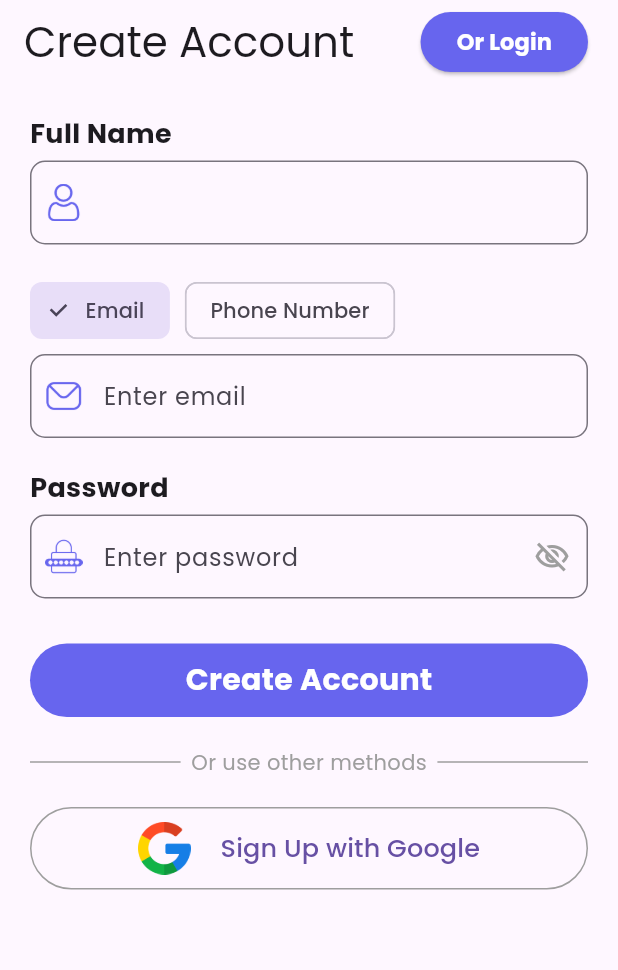
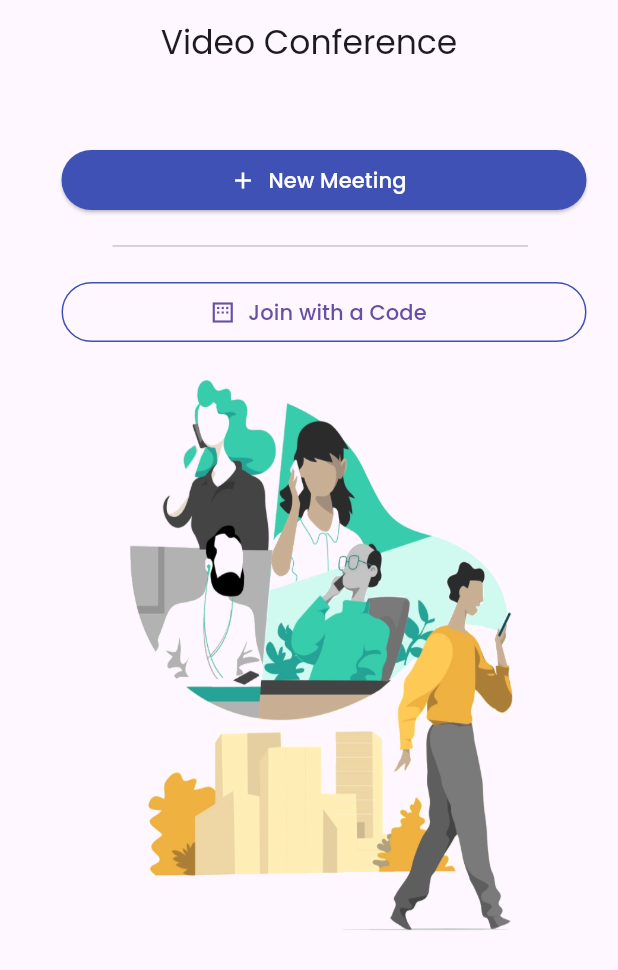
Before and after one commit to PARASSALIYA/Video-Conference-App, a Flutter app: the screen it shows after launch, on a phone screen of 412 x 824 dp. Shown: the top 970 px of the screen. Run offline on Flutter 3.47's test engine with Material 3 defaults, Android fonts, the phone set to English and light mode, and no system bars; our stand-ins replace auto_size_text, cloud_firestore, delightful_toast, firebase_auth, firebase_core, firebase_storage and 6 more; missing offline and left inert: agora_uikit, flutter_share; accounts and stored records are empty; generated files the repository leaves out were written again.

Commit message:
Implemented Agora API

```diff
--- /dev/null
+++ b/lib/Agora/homepage.dart
@@ -0,0 +1,74 @@
+import 'package:flutter/material.dart';
+import 'package:video_conference_app/Agora/join_page.dart';
+import 'package:video_conference_app/Agora/new_meeting.dart';
+
+class HomePage extends StatelessWidget {
+  const HomePage({super.key});
+
+  @override
+  Widget build(BuildContext context) {
+    return Scaffold(
+      appBar: AppBar(
+        title: const Text("Video Conference"),
+        centerTitle: true,
+      ),
+      body: Column(
+        children: [
+          Padding(
+            padding: const EdgeInsets.fromLTRB(20, 40, 0, 0),
+            child: ElevatedButton.icon(
+              onPressed: () {
+                Navigator.push(
+                    context,
+                    MaterialPageRoute(
+                        builder: (context) => const NewMeeting()));
+              },
+              label: const Text(
+                "New Meeting",
+                style: TextStyle(color: Colors.white),
+              ),
+              icon: const Icon(
+                Icons.add,
+                color: Colors.white,
+              ),
+              style: ElevatedButton.styleFrom(
+                  fixedSize: const Size(350, 30),
+                  backgroundColor: Colors.indigo,
+                  shape: RoundedRectangleBorder(
+                      borderRadius: BorderRadius.circular(25))),
+            ),
+          ),
+          const Divider(
+            thickness: 1,
+            height: 40,
+            indent: 75,
+            endIndent: 60,
+          ),
+          Padding(
+            padding: const EdgeInsets.fromLTRB(20, 0, 0, 0),
+            child: OutlinedButton.icon(
+              onPressed: () {
+                Navigator.push(context,
+                    MaterialPageRoute(builder: (context) => JoinPage()));
+              },
+              icon: const Icon(Icons.margin),
+              label: const Text("Join with a Code"),
+              style: OutlinedButton.styleFrom(
+                  side: const BorderSide(color: Colors.indigo),
+                  fixedSize: const Size(350, 30),
+                  shape: RoundedRectangleBorder(
+                      borderRadius: BorderRadius.circular(25))),
+            ),
+          ),
+          //const SizedBox(height: 100),
+          Image.asset(
+            'assets/images/meeting.png',
+            height: 400,
+            width: 400,
+            fit: BoxFit.fill,
+          ),
+        ],
+      ),
+    );
+  }
+}
--- a/lib/main.dart
+++ b/lib/main.dart
@@ -2,6 +2,7 @@
 import 'package:flutter_riverpod/flutter_riverpod.dart';
 import 'package:get_it/get_it.dart';
 import 'package:google_fonts/google_fonts.dart';
+import 'package:video_conference_app/Agora/homepage.dart';
 import 'package:video_conference_app/services/auth_services.dart';
 import 'package:video_conference_app/utils/routes.dart';
 import 'package:video_conference_app/utils/utils.dart';
@@ -30,7 +31,8 @@
         useMaterial3: true,
       ),
       routes: Routes.routes,
-      home: _authService.checkLogin(),
+      //home: _authService.checkLogin(),
+      home: const HomePage(),
     );
   }
 }
--- a/pubspec.yaml
+++ b/pubspec.yaml
@@ -51,6 +51,9 @@ dependencies:
   shared_preferences: ^2.3.2
   auto_size_text: ^3.0.0
   firebase_storage: ^12.3.4
+  agora_uikit:
+  uuid: ^4.5.1
+  flutter_share: ^2.0.0
 
 dev_dependencies:
   flutter_test:
@@ -61,7 +64,7 @@ dev_dependencies:
   # activated in the `analysis_options.yaml` file located at the root of your
   # package. See that file for information about deactivating specific lint
   # rules and activating additional ones.
-  flutter_lints: ^4.0.0
+  flutter_lints: ^3.0.2
   riverpod_generator: ^2.4.3
   build_runner: ^2.4.12
 
```
Also changed, not shown: lib/Agora/join_page.dart (added, +79 -0 lines), lib/Agora/new_meeting.dart (added, +117 -0 lines), lib/Agora/video_call.dart (added, +74 -0 lines), assets/images/join.png (added), assets/images/meeting.png (added), assets/images/newmeeting.png (added), pubspec.lock, 5 other files.
